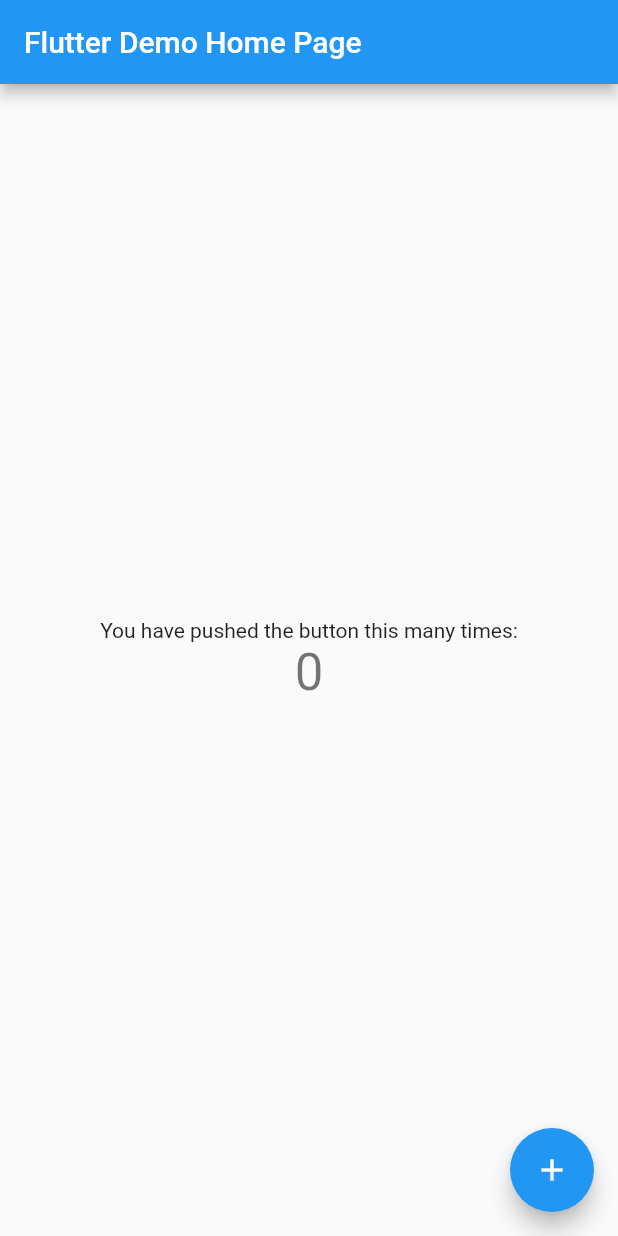
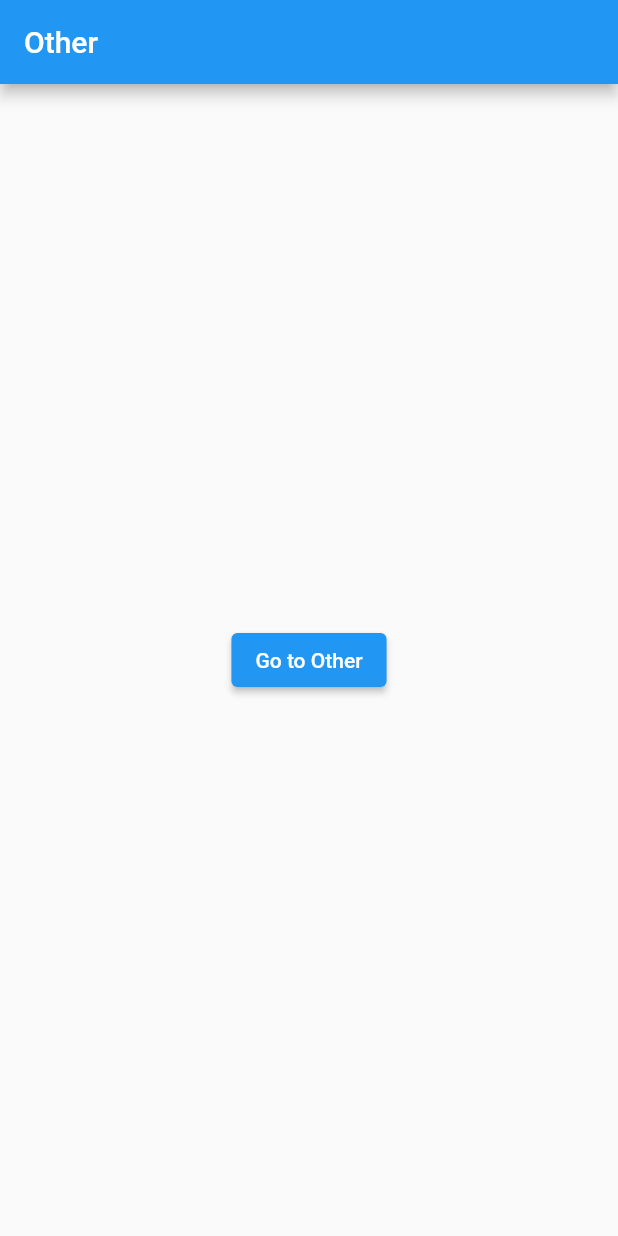
Before and after one commit to ericliao79/flutter_0006, a Flutter app: the screen it shows after launch, on a phone screen of 412 x 824 dp. Run offline on Flutter 3.47's test engine with Material 2 defaults, Android fonts, the phone set to English and light mode, and no system bars; our stand-ins replace get.

```diff
--- /dev/null
+++ b/lib/home/logic.dart
@@ -0,0 +1,7 @@
+import 'package:get/get.dart';
+
+import 'state.dart';
+
+class HomeLogic extends GetxController {
+  final HomeState state = HomeState();
+}
--- /dev/null
+++ b/lib/home/state.dart
@@ -0,0 +1,5 @@
+class HomeState {
+  HomeState() {
+    ///Initialize variables
+  }
+}
--- /dev/null
+++ b/lib/home/view.dart
@@ -0,0 +1,36 @@
+import 'package:flutter/material.dart';
+import 'package:get/get.dart';
+
+import 'logic.dart';
+
+class HomePage extends StatelessWidget {
+  HomePage({Key? key}) : super(key: key);
+
+  final logic = Get.put(HomeLogic());
+  final state = Get.find<HomeLogic>().state;
+
+  @override
+  Widget build(BuildContext context) {
+    return Scaffold(
+      appBar: AppBar(
+        title: const Text('Other'),
+      ),
+      body: Center(
+        child: Column(
+          mainAxisAlignment: MainAxisAlignment.center,
+          children: [
+            ElevatedButton(
+                child: const Text('Go to Other'),
+                onPressed: () {
+                  var arguments =  {
+                    'title': 'The title is from arguments',
+                    'message': 'The message is from arguments',
+                  };
+                  Get.toNamed('/other', arguments: arguments);
+                })
+          ],
+        ),
+      ),
+    );
+  }
+}
--- a/lib/main.dart
+++ b/lib/main.dart
@@ -1,68 +1,27 @@
 import 'package:flutter/material.dart';
+import 'package:flutter/services.dart';
+import 'package:flutter_0006/home/view.dart';
+import 'package:flutter_0006/other/view.dart';
+import 'package:get/get.dart';
 
 void main() {
-  runApp(const MyApp());
+  // 確保 flutter 完成載入
+  WidgetsFlutterBinding.ensureInitialized();
+
+  // 鎖住 螢幕轉向
+  SystemChrome.setPreferredOrientations([
+    DeviceOrientation.portraitUp,
+    DeviceOrientation.portraitDown,
+  ]);
+
+  runApp(
+      GetMaterialApp(
+          debugShowCheckedModeBanner: false,
+          initialRoute: '/',
+          getPages: [
+            GetPage(name: '/', page: () => HomePage()),
+            GetPage(name: '/other', page: () => OtherPage()),
+          ],
+      )
+  );
 }
-
-class MyApp extends StatelessWidget {
-  const MyApp({Key? key}) : super(key: key);
-
-  // This widget is the root of your application.
-  @override
-  Widget build(BuildContext context) {
-    return MaterialApp(
-      title: 'Flutter Demo',
-      theme: ThemeData(
-        primarySwatch: Colors.blue,
-      ),
-      home: const MyHomePage(title: 'Flutter Demo Home Page'),
-    );
-  }
-}
-
-class MyHomePage extends StatefulWidget {
-  const MyHomePage({Key? key, required this.title}) : super(key: key);
-
-  final String title;
-
-  @override
-  State<MyHomePage> createState() => _MyHomePageState();
-}
-
-class _MyHomePageState extends State<MyHomePage> {
-  int _counter = 0;
-
-  void _incrementCounter() {
-    setState(() {
-      _counter++;
-    });
-  }
-
-  @override
-  Widget build(BuildContext context) {
-    return Scaffold(
-      appBar: AppBar(
-        title: Text(widget.title),
-      ),
-      body: Center(
-        child: Column(
-          mainAxisAlignment: MainAxisAlignment.center,
-          children: <Widget>[
-            const Text(
-              'You have pushed the button this many times:',
-            ),
-            Text(
-              '$_counter',
-              style: Theme.of(context).textTheme.headline4,
-            ),
-          ],
-        ),
-      ),
-      floatingActionButton: FloatingActionButton(
-        onPressed: _incrementCounter,
-        tooltip: 'Increment',
-        child: const Icon(Icons.add),
-      ), // This trailing comma makes auto-formatting nicer for build methods.
-    );
-  }
-}
--- /dev/null
+++ b/lib/other/state.dart
@@ -0,0 +1,5 @@
+class OtherState {
+  OtherState() {
+    ///Initialize variables
+  }
+}
--- a/pubspec.yaml
+++ b/pubspec.yaml
@@ -34,6 +34,7 @@ dependencies:
   # The following adds the Cupertino Icons font to your application.
   # Use with the CupertinoIcons class for iOS style icons.
   cupertino_icons: ^1.0.2
+  get: ^4.6.1
 
 dev_dependencies:
   flutter_test:
```
Also changed, not shown: lib/other/logic.dart (added, +7 -0 lines), lib/other/view.dart (added, +29 -0 lines), pubspec.lock, 2 other files.
